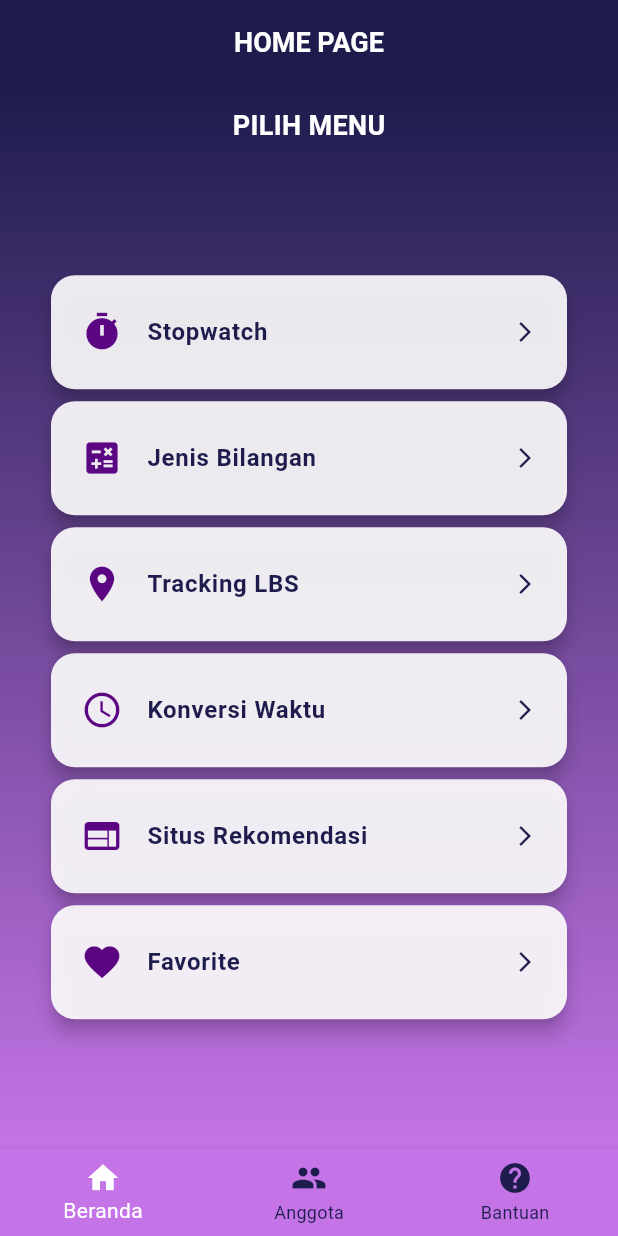
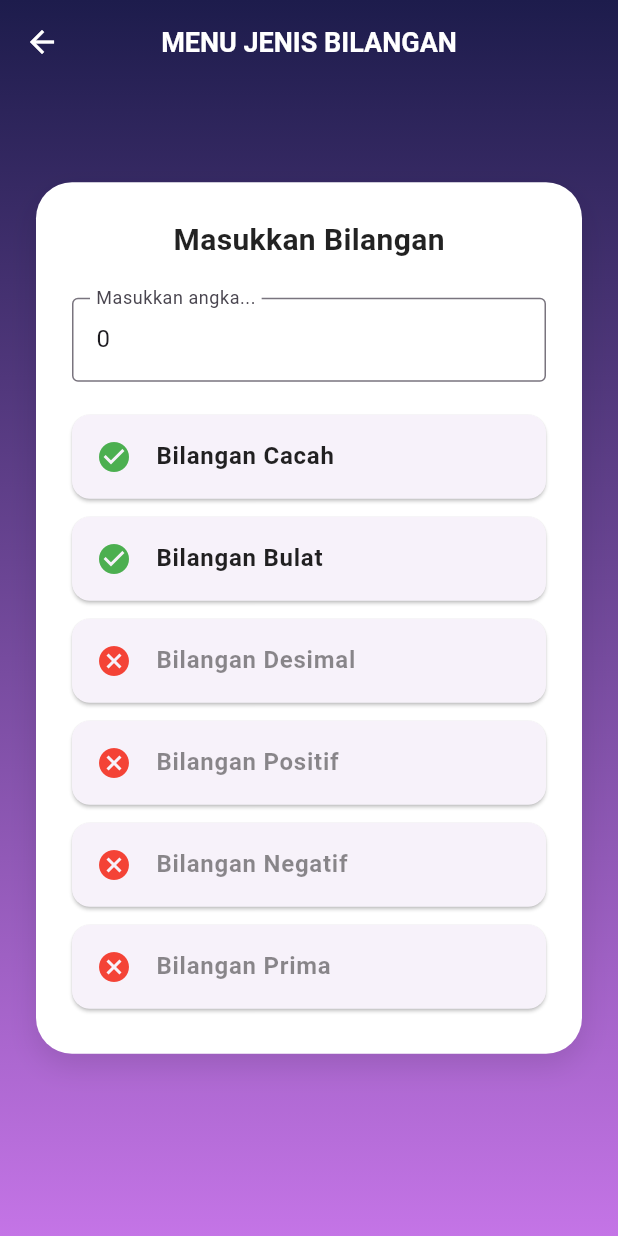
Before and after one commit to ndittzz/tpm_tugas3_2, a Flutter app: the HomePage screen opened directly, after a tap on "Jenis Bilangan", on a phone screen of 412 x 824 dp. Run offline on Flutter 3.47's test engine with Material 3 defaults, Android fonts, the phone set to English and light mode, and no system bars; our stand-ins replace shared_preferences; accounts and stored records are empty.

Commit message:
Update Beberapa Fitur -sn

```diff
--- a/lib/screens/home_page.dart
+++ b/lib/screens/home_page.dart
@@ -1,4 +1,6 @@
 import 'package:flutter/material.dart';
+import 'package:tugas3_tpm/screens/jenis_bilangan_page.dart';
+import 'package:tugas3_tpm/screens/situs_rekomendasi_page.dart';
 import 'package:tugas3_tpm/screens/welcome_page.dart';
 import 'package:tugas3_tpm/screens/stopwatch_page.dart';
 import 'package:tugas3_tpm/screens/konversiwaktu_page.dart';
@@ -117,7 +119,13 @@ class MainMenuPage extends StatelessWidget {
                   MenuButton(
                     icon: Icons.calculate,
                     title: 'Jenis Bilangan',
-                    onTap: () {},
+                    onTap: () {
+                      Navigator.push(
+                        context,
+                        MaterialPageRoute(
+                            builder: (context) => JenisBilanganPage()),
+                      );
+                    },
                   ),
                   MenuButton(
                     icon: Icons.location_on,
@@ -138,7 +146,13 @@ class MainMenuPage extends StatelessWidget {
                   MenuButton(
                     icon: Icons.web,
                     title: 'Situs Rekomendasi',
-                    onTap: () {},
+                    onTap: () {
+                      Navigator.push(
+                        context,
+                        MaterialPageRoute(
+                            builder: (context) => SitusRekomendasiPage()),
+                      );
+                    },
                   ),
                   MenuButton(
                     icon: Icons.favorite,
--- /dev/null
+++ b/lib/screens/jenis_bilangan_page.dart
@@ -0,0 +1,215 @@
+import 'package:flutter/material.dart';
+import 'dart:math';
+
+class JenisBilanganPage extends StatefulWidget {
+  const JenisBilanganPage({super.key});
+
+  @override
+  State<JenisBilanganPage> createState() => _JenisBilanganPageState();
+}
+
+class _JenisBilanganPageState extends State<JenisBilanganPage> {
+  final TextEditingController _controller = TextEditingController(text: "0");
+  Map<String, bool> hasil = {};
+  List<String> messages = [];
+
+  final List<String> kategori = [
+    'Bilangan Cacah',
+    'Bilangan Bulat',
+    'Bilangan Desimal',
+    'Bilangan Positif',
+    'Bilangan Negatif',
+    'Bilangan Prima',
+  ];
+
+  static const num batasMax = 10000000000000; // 10 triliun
+  static const num batasMin = -10000000000000;
+  static const int batasCekPrima = 100000000;
+
+  @override
+  void initState() {
+    super.initState();
+    cekJenisBilangan();
+  }
+
+  void cekJenisBilangan() {
+    final input = _controller.text.trim();
+    Map<String, bool> temp = {
+      for (var k in kategori) k: false,
+    };
+    List<String> tempMsg = [];
+
+    final number = num.tryParse(input);
+
+    if (input.isEmpty) {
+      setState(() {
+        messages = ['❌ Input tidak boleh kosong'];
+        hasil = {};
+      });
+      return;
+    }
+
+    if (number == null) {
+      setState(() {
+        messages = ['❌ Input bukan angka yang valid'];
+        hasil = {};
+      });
+      return;
+    }
+
+    if (number > batasMax || number < batasMin) {
+      setState(() {
+        messages = ['❌ Angka harus antara -$batasMax dan $batasMax'];
+        hasil = {};
+      });
+      return;
+    }
+
+    // jika valid
+    if (number is int || number == number.roundToDouble()) {
+      final int n = number.toInt();
+
+      if (n >= 0) temp['Bilangan Cacah'] = true;
+      temp['Bilangan Bulat'] = true;
+
+      if (n > 0) temp['Bilangan Positif'] = true;
+      if (n < 0) temp['Bilangan Negatif'] = true;
+
+      if (n > 1 && n <= batasCekPrima && isPrima(n)) {
+        temp['Bilangan Prima'] = true;
+      } else if (n > batasCekPrima) {
+        tempMsg.add('⚠️ Pengecekan Bilangan Prima diabaikan karena terlalu besar');
+      }
+    } else {
+      temp['Bilangan Desimal'] = true;
+      if (number > 0) temp['Bilangan Positif'] = true;
+      if (number < 0) temp['Bilangan Negatif'] = true;
+    }
+
+    setState(() {
+      hasil = temp;
+      messages = tempMsg;
+    });
+  }
+
+  bool isPrima(int number) {
+    if (number <= 1) return false;
+    for (int i = 2; i <= sqrt(number).toInt(); i++) {
+      if (number % i == 0) return false;
+    }
+    return true;
+  }
+
+  Widget _buildMessageBox(String text) {
+    Color color = text.startsWith('❌')
+        ? Colors.red.shade100
+        : Colors.orange.shade100;
+    Color textColor = text.startsWith('❌') ? Colors.red : Colors.orange;
+
+    return Container(
+      width: double.infinity,
+      margin: const EdgeInsets.only(bottom: 10),
+      padding: const EdgeInsets.all(12),
+      decoration: BoxDecoration(
+        color: color,
+        borderRadius: BorderRadius.circular(8),
+        border: Border.all(color: textColor),
+      ),
+      child: Text(
+        text,
+        style: TextStyle(color: textColor, fontWeight: FontWeight.w600),
+      ),
+    );
+  }
+
+  @override
+  Widget build(BuildContext context) {
+    return Scaffold(
+      extendBodyBehindAppBar: true,
+      appBar: AppBar(
+        backgroundColor: Colors.transparent,
+        elevation: 0,
+        leading: IconButton(
+          icon: const Icon(Icons.arrow_back, color: Colors.white),
+          onPressed: () => Navigator.of(context).pop(),
+        ),
+        title: const Text(
+          'MENU JENIS BILANGAN',
+          style: TextStyle(fontSize: 18, fontWeight: FontWeight.bold, color: Colors.white),
+        ),
+        centerTitle: true,
+      ),
+      body: Container(
+        width: double.infinity,
+        padding: const EdgeInsets.symmetric(horizontal: 24, vertical: 48),
+        decoration: const BoxDecoration(
+          gradient: LinearGradient(
+            colors: [Color(0xFF1D1C4C), Color(0xFFC474E6)],
+            begin: Alignment.topCenter,
+            end: Alignment.bottomCenter,
+          ),
+        ),
+        child: Center(
+          child: Container(
+            padding: const EdgeInsets.all(24),
+            decoration: BoxDecoration(
+              color: Colors.white,
+              borderRadius: BorderRadius.circular(24),
+              boxShadow: [
+                BoxShadow(
+                  color: Colors.black.withOpacity(0.1),
+                  blurRadius: 16,
+                  offset: const Offset(0, 8),
+                )
+              ],
+            ),
+            child: Column(
+              mainAxisSize: MainAxisSize.min,
+              children: [
+                const Text(
+                  'Masukkan Bilangan',
+                  style: TextStyle(fontSize: 20, fontWeight: FontWeight.bold, color: Colors.black87),
+                ),
+                const SizedBox(height: 24),
+                TextField(
+                  controller: _controller,
+                  keyboardType: TextInputType.numberWithOptions(decimal: true),
+                  decoration: const InputDecoration(
+                    labelText: 'Masukkan angka...',
+                    border: OutlineInputBorder(),
+                  ),
+                  onChanged: (_) => cekJenisBilangan(),
+                ),
+                const SizedBox(height: 16),
+
+                // Error/Warning Box
+                ...messages.map((msg) => _buildMessageBox(msg)),
+
+                if (hasil.isNotEmpty)
+                  ...kategori.map((jenis) {
+                    final cocok = hasil[jenis] ?? false;
+                    return Card(
+                      margin: const EdgeInsets.symmetric(vertical: 6),
+                      child: ListTile(
+                        leading: Icon(
+                          cocok ? Icons.check_circle : Icons.cancel,
+                          color: cocok ? Colors.green : Colors.red,
+                        ),
+                        title: Text(
+                          jenis,
+                          style: TextStyle(
+                            fontWeight: FontWeight.w600,
+                            color: cocok ? Colors.black87 : Colors.black45,
+                          ),
+                        ),
+                      ),
+                    );
+                  }),
+              ],
+            ),
+          ),
+        ),
+      ),
+    );
+  }
+}
--- a/pubspec.yaml
+++ b/pubspec.yaml
@@ -10,6 +10,8 @@ dependencies:
   flutter:
     sdk: flutter
   shared_preferences: ^2.0.6
+  url_launcher: ^6.1.12
+
 
 dev_dependencies:
   flutter_test:
```
Also changed, not shown: lib/main.dart (+11 -1 lines), lib/screens/situs_rekomendasi_page.dart (added, +167 -0 lines), lib/screens/stopwatch_page.dart (+17 -12 lines), lib/screens/welcome_page.dart (+27 -19 lines), flutter_sharedpref/pubspec.lock, pubspec.lock.
